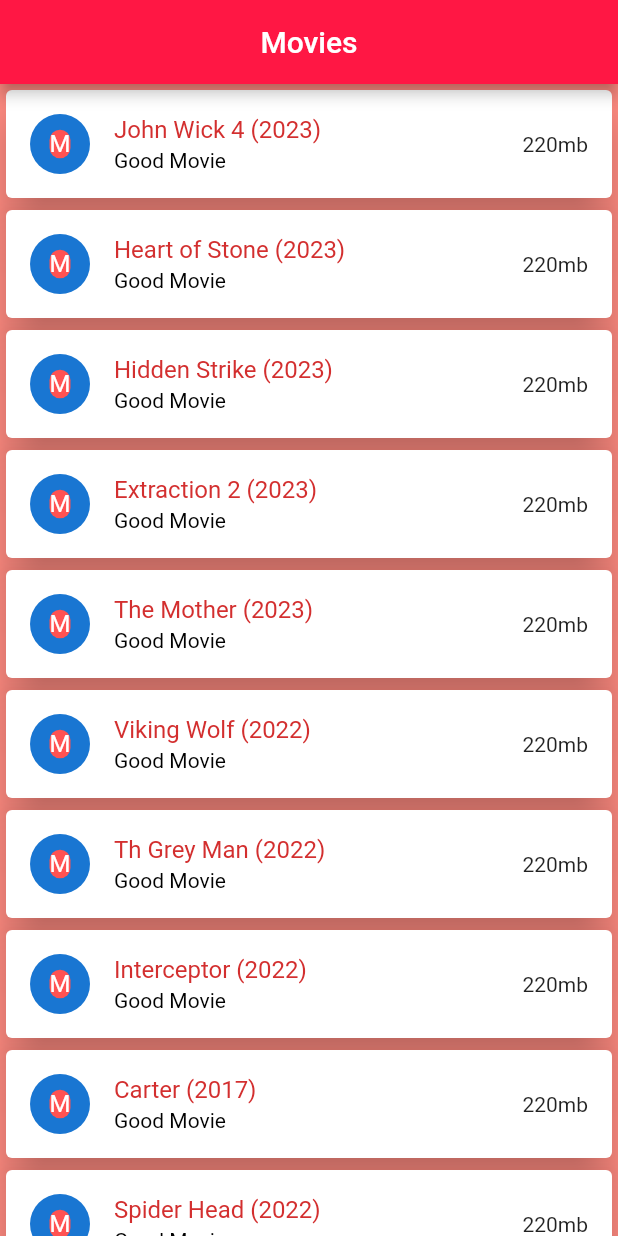
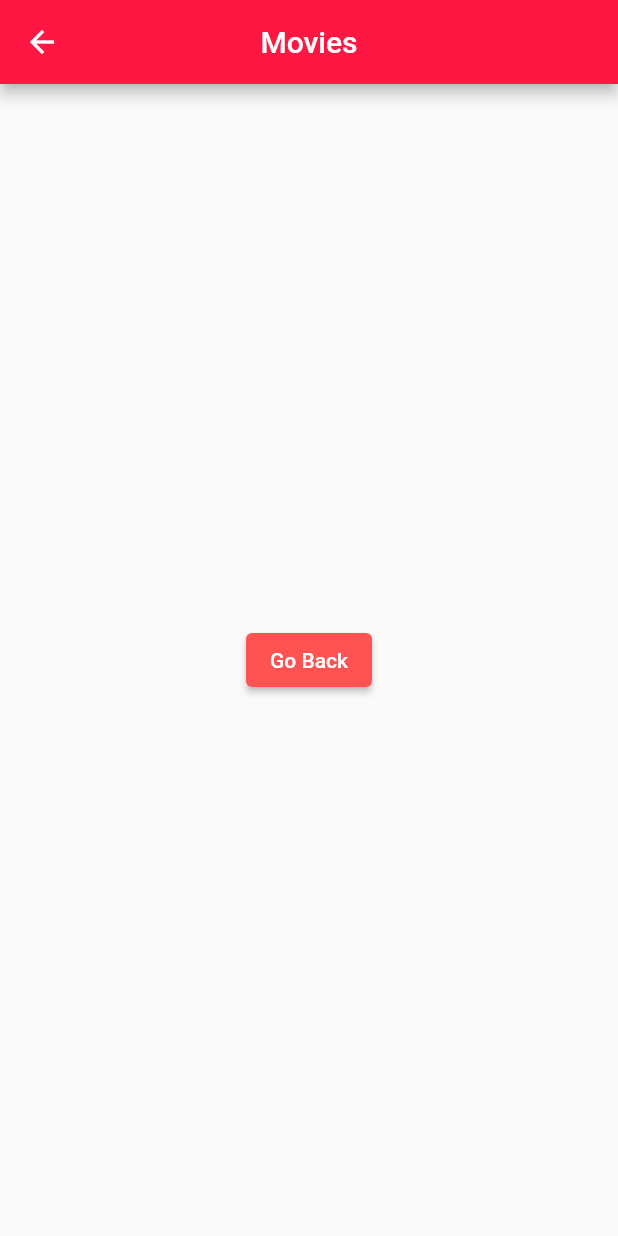
Before and after one commit to dembele-hub/Movie_App, a Flutter app: the screen it shows after launch, after a tap on an icon or button, on a phone screen of 412 x 824 dp. Run offline on Flutter 3.47's test engine with Material 2 defaults, Android fonts, the phone set to English and light mode, and no system bars.

Commit message:
initial commit

```diff
--- a/lib/Ui/home.dart
+++ b/lib/Ui/home.dart
@@ -4,8 +4,11 @@ class MovieListView extends StatelessWidget {
   MovieListView({super.key});
 
   final List movies = [
+    "Spider-Man: Across the Spider-Verse (2023)",
     "John Wick 4 (2023)",
     "Heart of Stone (2023)",
+    "Avengers: Endgame (2018)",
+    "Avatar: The Way of Water (2023)",
     "Hidden Strike (2023)",
     "Extraction 2 (2023)",
     "The Mother (2023)",
@@ -17,8 +20,16 @@ class MovieListView extends StatelessWidget {
     "Titanic (1997)",
     "The Avengers (2018)",
     "Game of Thrones (2020)",
+    "Everything Everywhere All at Once (2022)",
     "300 (2005)",
     "Love and Fire (2020)",
+    "Blood Sisters (2022)",
+    "Heart of Gold (2022)",
+    "Top Gun: Maverick (2022)",
+    "The Batman (2016)",
+    "Jurassic World (2015)",
+    "The Lion King (2019)",
+    "Joker (2019)",
   ];
 
   @override
@@ -54,10 +65,45 @@ class MovieListView extends StatelessWidget {
                   "Good Movie",
                   style: TextStyle(color: Colors.black),
                 ),
-                onTap: () => debugPrint("Movie Name: ${movies.elementAt(index)}"),
+                onTap: () {
+                  Navigator.push(
+                      context,
+                      MaterialPageRoute(
+                          builder: (context) => const MovieListViewDetails(movieName: "Hello",)));
+                },
+                //onTap: () => debugPrint("Movie Name: ${movies.elementAt(index)}"),
               ),
             );
           }),
     );
   }
 }
+
+class MovieListViewDetails extends StatelessWidget {
+  final String movieName;
+  const MovieListViewDetails({Key? key, required this.movieName}) : super(key: key);
+
+  @override
+  Widget build(BuildContext context) {
+    return Scaffold(
+      appBar: AppBar(
+        title: const Text("Movies"),
+        centerTitle: true,
+        backgroundColor: Colors.redAccent.shade400,
+      ),
+      body: Center(
+        child: Container(
+          child: ElevatedButton(
+            child: const Text("Go Back"),
+            style: const ButtonStyle(
+              backgroundColor: MaterialStatePropertyAll(Colors.redAccent),
+            ),
+            onPressed: () {
+              Navigator.pop(context);
+            },
+          ),
+        ),
+      ),
+    );
+  }
+}
```
